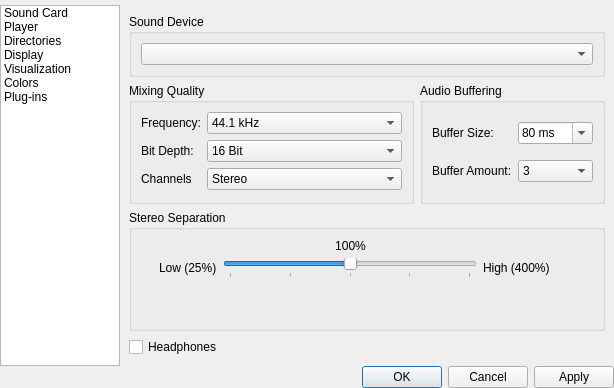
ModPlugPlayer/ModPlugPlayer, file ui/SetupWindow.ui: the form before one commit.
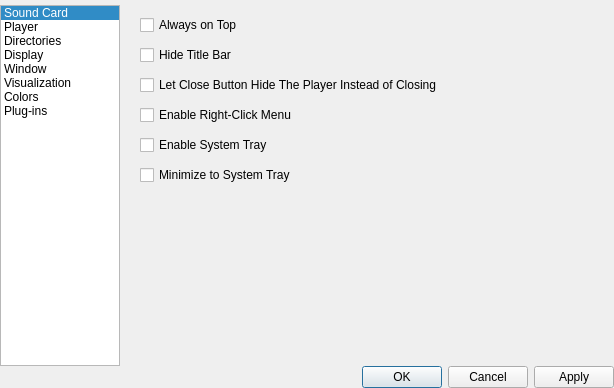
The form after the commit.

Commit message: Preferences and title bar arrangements

```diff
--- a/ui/SetupWindow.ui
+++ b/ui/SetupWindow.ui
@@ -94,7 +94,7 @@
           </size>
          </property>
          <property name="currentRow">
-          <number>-1</number>
+          <number>0</number>
          </property>
          <item>
           <property name="text">
@@ -116,6 +116,11 @@
            <string>Display</string>
           </property>
          </item>
+         <item>
+          <property name="text">
+           <string>Window</string>
+          </property>
+         </item>
          <item>
           <property name="text">
            <string>Visualization</string>
@@ -136,7 +141,7 @@
        <item>
         <widget class="QStackedWidget" name="pages">
          <property name="currentIndex">
-          <number>0</number>
+          <number>4</number>
          </property>
          <widget class="QWidget" name="soundCardPage">
           <layout class="QGridLayout" name="gridLayout_2">
@@ -687,6 +692,86 @@
           </widget>
          </widget>
          <widget class="QWidget" name="displayPage"/>
+         <widget class="QWidget" name="windowPage">
+          <widget class="QCheckBox" name="checkBox_11">
+           <property name="geometry">
+            <rect>
+             <x>20</x>
+             <y>10</y>
+             <width>221</width>
+             <height>20</height>
+            </rect>
+           </property>
+           <property name="text">
+            <string>Always on Top</string>
+           </property>
+          </widget>
+          <widget class="QCheckBox" name="checkBox_12">
+           <property name="geometry">
+            <rect>
+             <x>20</x>
+             <y>40</y>
+             <width>111</width>
+             <height>20</height>
+            </rect>
+           </property>
+           <property name="text">
+            <string>Hide Title Bar</string>
+           </property>
+          </widget>
+          <widget class="QCheckBox" name="checkBox_14">
+           <property name="geometry">
+            <rect>
+             <x>20</x>
+             <y>70</y>
+             <width>351</width>
+             <height>20</height>
+            </rect>
+           </property>
+           <property name="text">
+            <string>Let Close Button Hide The Player Instead of Closing</string>
+           </property>
+          </widget>
+          <widget class="QCheckBox" name="checkBox_15">
+           <property name="geometry">
+            <rect>
+             <x>20</x>
+             <y>100</y>
+             <width>181</width>
+             <height>20</height>
+            </rect>
+           </property>
+           <property name="text">
+            <string>Enable Right-Click Menu</string>
+           </property>
+          </widget>
+          <widget class="QCheckBox" name="checkBox_13">
+           <property name="geometry">
+            <rect>
+             <x>20</x>
+             <y>160</y>
+             <width>181</width>
+             <height>20</height>
+            </rect>
+           </property>
+           <property name="text">
+            <string>Minimize to System Tray</string>
+           </property>
+          </widget>
+          <widget class="QCheckBox" name="checkBox_16">
+           <property name="geometry">
+            <rect>
+             <x>20</x>
+             <y>130</y>
+             <width>151</width>
+             <height>20</height>
+            </rect>
+           </property>
+           <property name="text">
+            <string>Enable System Tray</string>
+           </property>
+          </widget>
+         </widget>
          <widget class="QWidget" name="visualizationPage"/>
          <widget class="QWidget" name="colorsPage"/>
          <widget class="QWidget" name="pluginsPage"/>
```
The commit also changes 3 other files.
